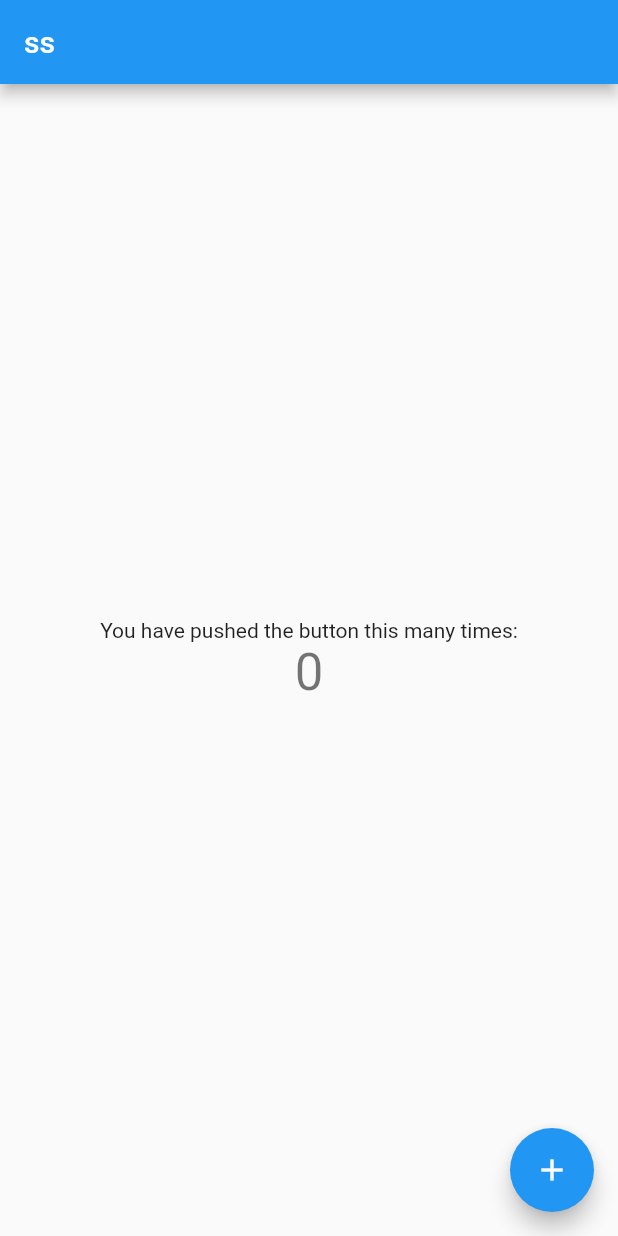
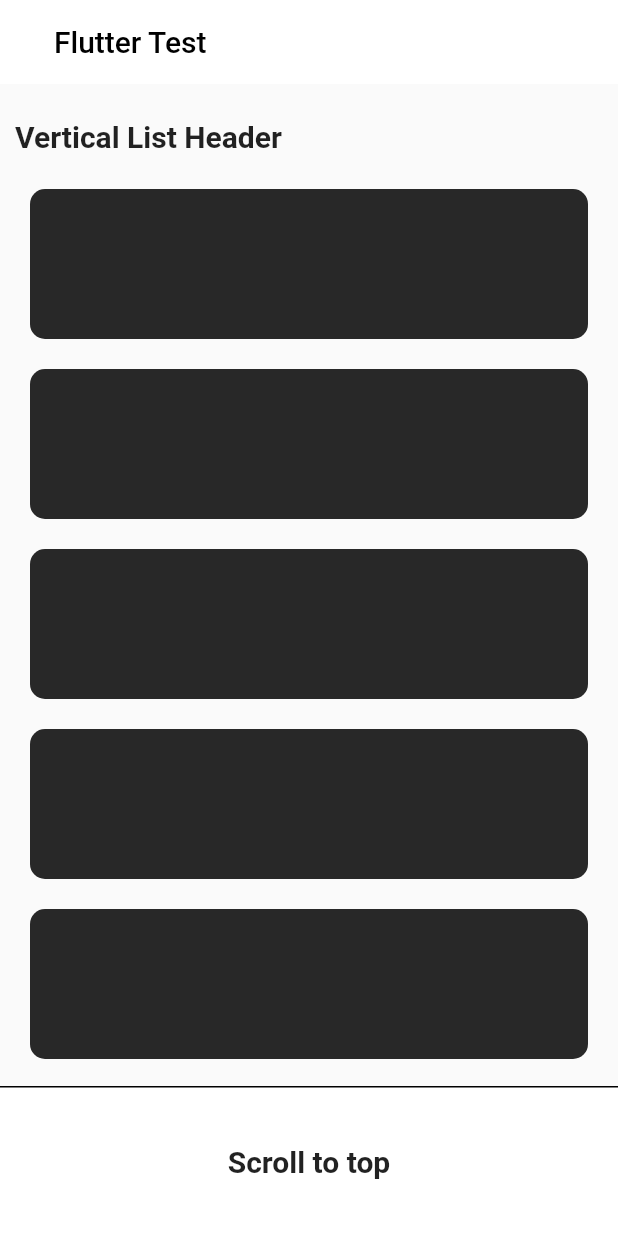
Before and after one commit to Lavkushwaha/spean-ui, a Flutter app: the screen it shows after launch, on a phone screen of 412 x 824 dp. Run offline on Flutter 3.47's test engine with Material 2 defaults, Android fonts, the phone set to English and light mode, and no system bars.

Commit message:
homescreen changes added

```diff
--- a/lib/modules/home_screen/home_screen.dart
+++ b/lib/modules/home_screen/home_screen.dart
@@ -1,4 +1,6 @@
 import 'package:flutter/material.dart';
+import 'package:spean_test/modules/home_screen/components/horizontal_card.dart';
+import 'package:spean_test/modules/home_screen/components/vertical_card.dart';
 
 class MyHomePage extends StatefulWidget {
   const MyHomePage({
@@ -10,38 +12,99 @@ class MyHomePage extends StatefulWidget {
 }
 
 class _MyHomePageState extends State<MyHomePage> {
-  int _counter = 0;
+  final ScrollController _scrollController = ScrollController();
 
-  void _incrementCounter() {
-    setState(() {
-      _counter++;
-    });
+  final verticalList = List<Widget>.generate(
+      10, (int index) => const VerticalCard(),
+      growable: true);
+
+  getHeader({title}) {
+    return Container(
+      width: double.infinity,
+      height: 50,
+      child: Center(
+        child: Row(
+          crossAxisAlignment: CrossAxisAlignment.start,
+          children: [
+            Text(
+              '$title',
+              style: TextStyle(
+                fontSize: 20,
+                fontWeight: FontWeight.bold,
+              ),
+            ),
+          ],
+        ),
+      ),
+    );
   }
 
   @override
   Widget build(BuildContext context) {
     return Scaffold(
       appBar: AppBar(
-        title: Text('ss'),
+        elevation: 0,
+        backgroundColor: Colors.white,
+        centerTitle: false,
+        title: const Padding(
+          padding: EdgeInsets.symmetric(horizontal: 20),
+          child: Text(
+            'Flutter Test',
+            style: TextStyle(
+              color: Colors.black,
+            ),
+          ),
+        ),
       ),
-      body: Center(
-        child: Column(
-          mainAxisAlignment: MainAxisAlignment.center,
-          children: <Widget>[
-            const Text(
-              'You have pushed the button this many times:',
+      body: Padding(
+        padding: const EdgeInsets.all(10.0),
+        child: ListView(
+          scrollDirection: Axis.vertical,
+          controller: _scrollController,
+          children: [
+            getHeader(title: "Vertical List Header"),
+            ...verticalList,
+            getHeader(title: "Horizontal List Header"),
+            SizedBox(
+              height: 80,
+              child: ListView.builder(
+                  itemCount: 10,
+                  scrollDirection: Axis.horizontal,
+                  itemBuilder: (context, index) {
+                    return const HorizontalCard();
+                  }),
             ),
-            Text(
-              '$_counter',
-              style: Theme.of(context).textTheme.headline4,
-            ),
+            getHeader(title: "Vertical List Header"),
+            ...verticalList,
           ],
         ),
       ),
-      floatingActionButton: FloatingActionButton(
-        onPressed: _incrementCounter,
-        tooltip: 'Increment',
-        child: const Icon(Icons.add),
+      bottomNavigationBar: GestureDetector(
+        onTap: () {
+          _scrollController.animateTo(0,
+              duration: Duration(milliseconds: 1000), curve: Curves.easeIn);
+        },
+        child: Container(
+          height: 100,
+          decoration: const BoxDecoration(
+            color: Colors.white,
+            border: Border(
+              top: BorderSide(
+                color: Colors.black,
+                width: 1,
+              ),
+            ),
+          ),
+          child: const Center(
+            child: Text(
+              'Scroll to top',
+              style: TextStyle(
+                fontSize: 20,
+                fontWeight: FontWeight.bold,
+              ),
+            ),
+          ),
+        ),
       ),
     );
   }
```
